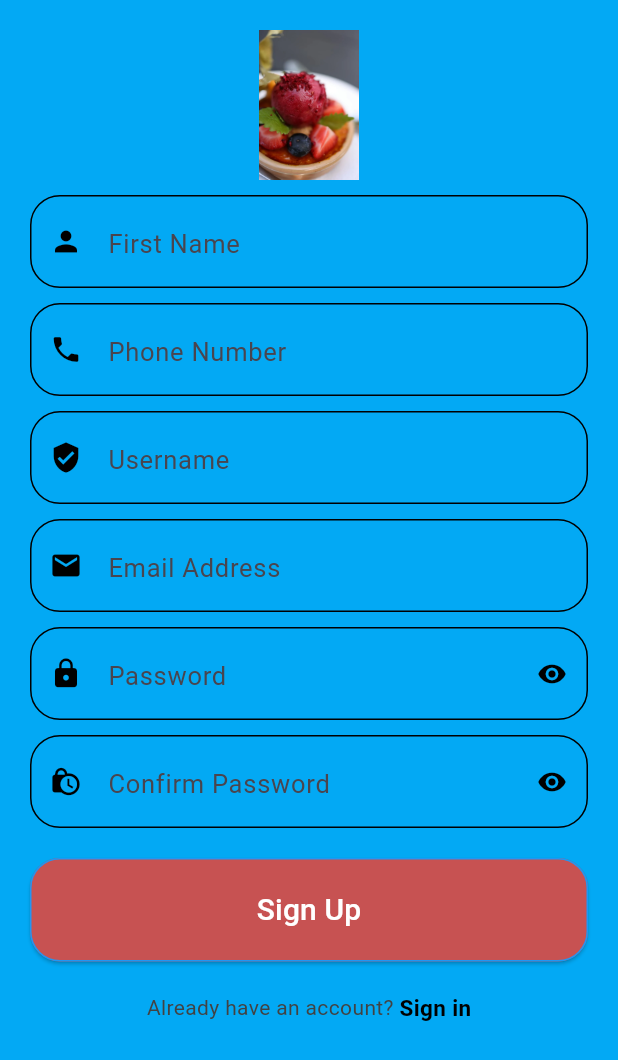
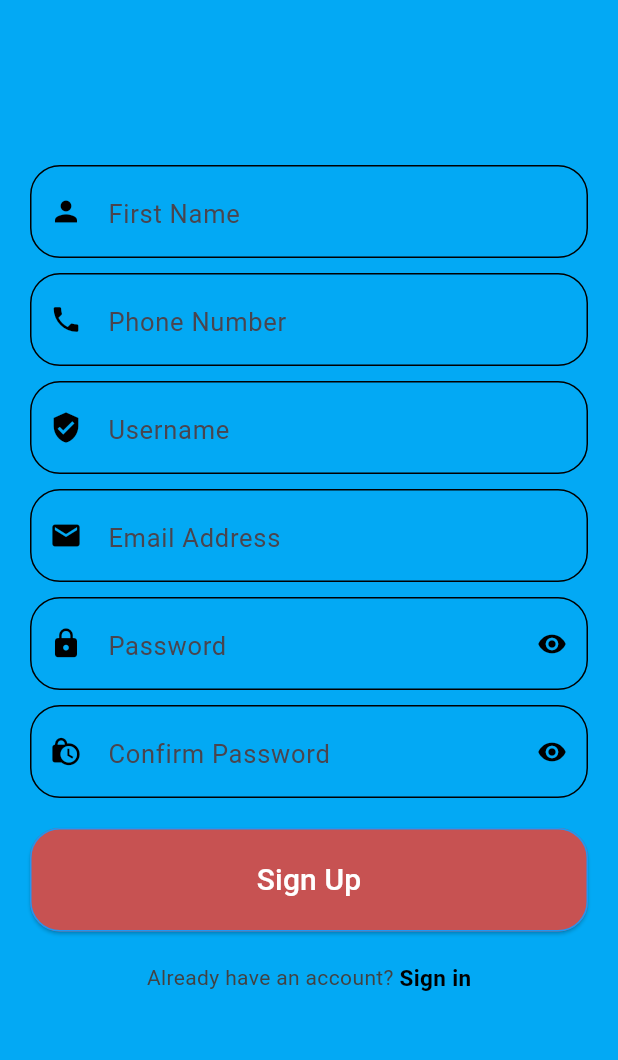
Before and after one commit to BINITA88/food-assignment, a Flutter app: the screen it shows after launch, after a tap on "Log In", after a tap on "Sign up", on a phone screen of 412 x 824 dp. Shown: the top 1060 px of the screen. Run offline on Flutter 3.47's test engine with Material 3 defaults, Android fonts, the phone set to English and light mode, and no system bars; drawn by our look-alikes of loader_overlay; our stand-ins replace cloud_firestore, firebase_auth, firebase_core, firebase_messaging, firebase_storage, flutter_local_notifications and 3 more; missing offline and left inert: dart:ffi; accounts and stored records are empty; Roboto replaces fonts that are missing (WorkSansSemiBold).

Commit message:
login page design change

```diff
--- a/lib/screens/auth/login_screen.dart
+++ b/lib/screens/auth/login_screen.dart
@@ -59,10 +59,12 @@ class _LoginScreenState extends State<LoginScreen> {
       key: _formKey,
       child: Scaffold(
         body: Center(
+
           child: SingleChildScrollView(
 
+
             child: Container(
-              height: 550,
+              height: 900,
 
               decoration: const BoxDecoration(
                 color: Colors.lightBlue,
@@ -74,16 +76,19 @@ class _LoginScreenState extends State<LoginScreen> {
                 // ),
               ),
               padding: EdgeInsets.all(20),
+
               child: Column(
 
-                children: [
+                children: [ SizedBox(
+                  height: 50,
+                ),
                   Image.asset(
                     "assets/images/logo.jpeg",
-                    height: 200,
-                    width: 300,
+                    height: 300,
+                    width: 1000,
                   ),
                   SizedBox(
-                    height: 10,
+                    height: 20,
                   ),
                   TextFormField(
                     controller: _emailController,
--- a/lib/screens/auth/register_screen.dart
+++ b/lib/screens/auth/register_screen.dart
@@ -90,12 +90,8 @@ class _RegisterScreenState extends State<RegisterScreen> {
               padding: EdgeInsets.all(20),
               child: Column(
                 children: [
-                  Image.asset(
-                    "assets/images/logo.jpeg",
-                    height: 100,
-                    width: 5000,
-                  ),
-                  SizedBox(height: 10,),
+
+                  SizedBox(height: 90,),
                   TextFormField(
                     controller: _nameController,
                     validator: ValidateSignup.name,
```
